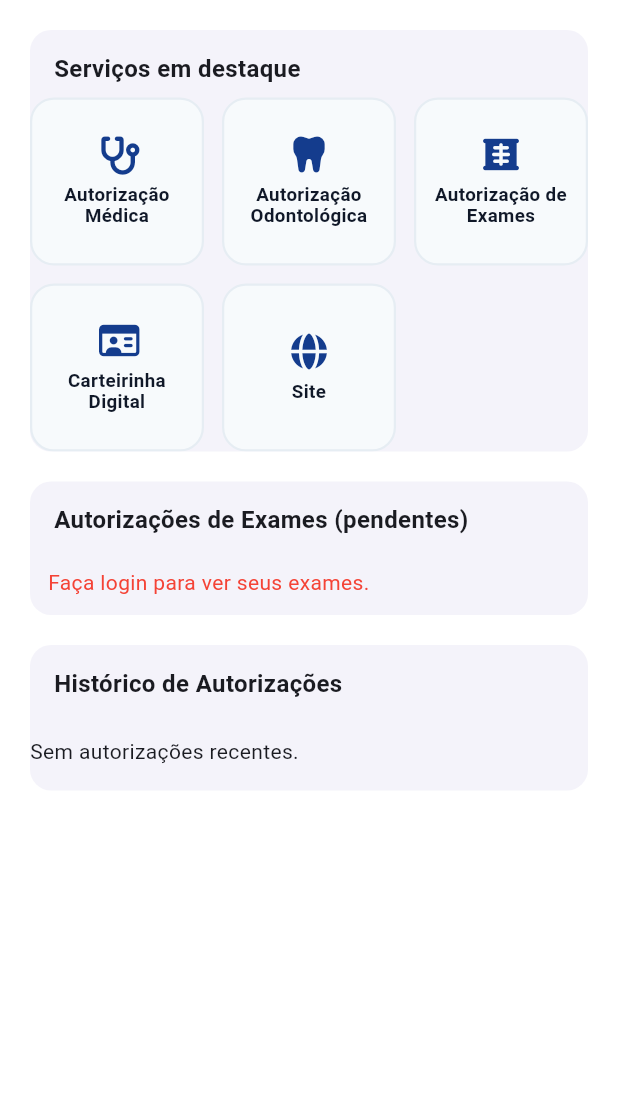
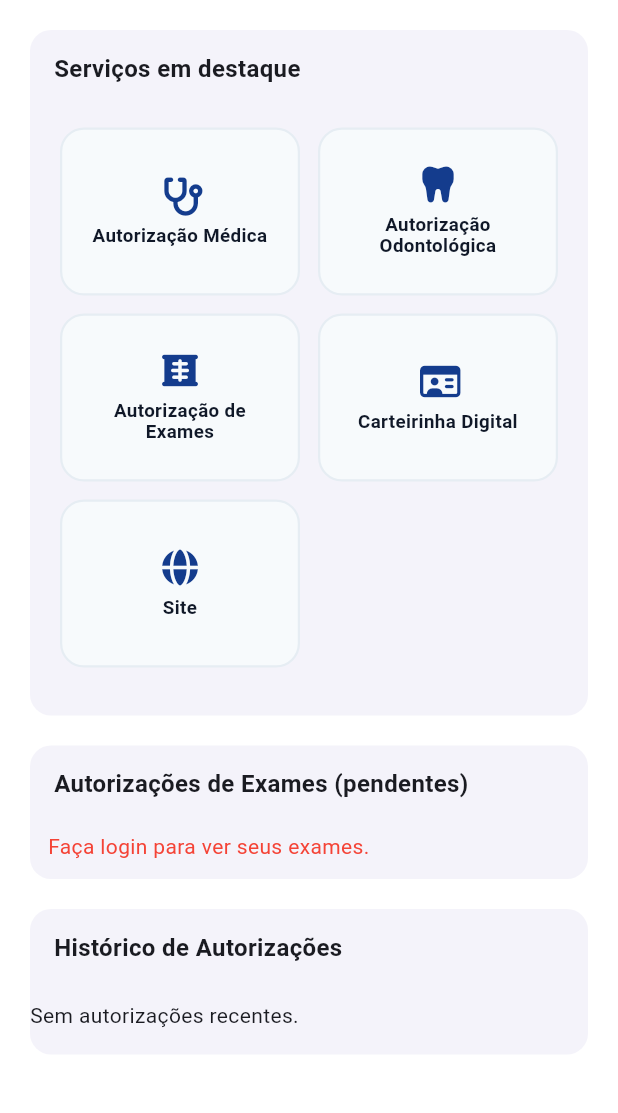
Before and after one commit to FelisbertoJPG/Flutter-Ipasem, a Flutter app: the HomeScreen screen opened directly, after a tap on "Carteirinha", on a phone screen of 412 x 824 dp, the part 84-1197 px from its top. Run offline on Flutter 3.47's test engine with Material 3 defaults, Android fonts, the phone set to English and light mode, and no system bars; our stand-ins replace dio, file_picker, flutter_secure_storage, font_awesome_flutter, image_picker, open_filex and 6 more; missing offline and left inert: file_saver, in_app_update, webview_flutter_android, webview_flutter_web; accounts and stored records are empty.

Commit message:
refactor: melhorias visuais pontuais

```diff
--- a/lib/ui/components/minha_situacao_card.dart
+++ b/lib/ui/components/minha_situacao_card.dart
@@ -1,3 +1,4 @@
+// lib/ui/components/minha_situacao_card.dart
 import 'package:flutter/material.dart';
 
 import 'section_card.dart';
@@ -6,12 +7,6 @@ import 'locked_notice.dart';
 import 'resumo_row.dart';
 
 /// Card da seção "Minha Situação".
-/// - Se [isLoading] true: mostra skeleton.
-/// - Se não logado: mostra LockedNotice.
-/// - Se logado: exibe Situação (padrão "Ativo"), Plano e nº de Dependentes.
-///
-/// Futuras integrações (SP/API):
-/// - Preencher [situacao] e [plano] com dados reais do backend.
 class MinhaSituacaoCard extends StatelessWidget {
   const MinhaSituacaoCard({
     super.key,
@@ -30,9 +25,11 @@ class MinhaSituacaoCard extends StatelessWidget {
 
   @override
   Widget build(BuildContext context) {
-    return SectionCard(
-      title: 'Minha Situação',
-      child: isLoading
+    // padding INTERNO do card (não altera a largura/posicionamento do card)
+    final w = MediaQuery.of(context).size.width;
+    final double inPad = w < 360 ? 12 : 16;
+
+    final Widget inner = isLoading
         ? const LoadingPlaceholder(height: 72)
         : (isLoggedIn
         ? _Resumo(
@@ -43,7 +40,15 @@ class MinhaSituacaoCard extends StatelessWidget {
         : const LockedNotice(
       message:
       'Faça login para visualizar seus dados de situação, plano e dependentes.',
-      )),
+    ));
+
+    return SectionCard(
+      title: 'Minha Situação',
+      // 👇 Apenas padding interno; a largura externa do card permanece igual
+      child: Padding(
+        padding: EdgeInsets.all(inPad),
+        child: inner,
+      ),
     );
   }
 }
@@ -63,8 +68,11 @@ class _Resumo extends StatelessWidget {
   Widget build(BuildContext context) {
     return Column(
       children: [
-        // Vínculo -> Situação (conforme solicitado)
-        ResumoRow(icon: Icons.verified_user_outlined, label: 'Situação', value: situacao),
+        ResumoRow(
+          icon: Icons.verified_user_outlined,
+          label: 'Situação',
+          value: situacao,
+        ),
         ResumoRow(
           icon: Icons.medical_services_outlined,
           label: 'Plano de saúde',
--- a/lib/ui/components/quick_actions.dart
+++ b/lib/ui/components/quick_actions.dart
@@ -1,21 +1,15 @@
 // lib/ui/components/quick_actions.dart
 import 'package:flutter/material.dart';
+import './section_card.dart';
 
-/// Público-alvo do item de ação.
 enum QaAudience { all, loggedIn, visitor }
 
-/// Modelo de item de ação rápida.
 class QuickActionItem {
   final String id;
   final String label;
   final IconData icon;
   final VoidCallback onTap;
-
-  /// Quem deve ver este item (all/loggedIn/visitor).
   final QaAudience audience;
-
-  /// Se true, o item aparece para todos, mas exige login no toque quando
-  /// o usuário for visitante (mostra cadeado e chama onRequireLogin).
   final bool requiresLogin;
 
   const QuickActionItem({
@@ -28,10 +22,6 @@ class QuickActionItem {
   });
 }
 
-/// Grid de ações rápidas.
-/// - Filtra por [audience].
-/// - Mostra cadeado e bloqueia o toque de itens `requiresLogin` quando visitante.
-/// - Chama [onRequireLogin] quando um item bloqueado for tocado.
 class QuickActions extends StatelessWidget {
   const QuickActions({
     super.key,
@@ -39,12 +29,17 @@ class QuickActions extends StatelessWidget {
     required this.isLoggedIn,
     this.onRequireLogin,
     this.title,
+    this.outerPadding, // ⬅ opcional pra controlar a margem externa
   });
 
   final List<QuickActionItem> items;
   final bool isLoggedIn;
   final VoidCallback? onRequireLogin;
   final String? title;
+
+  /// Margem EXTERNA do card (entre o card e as bordas da tela/seção).
+  /// Se não for informada, usa breakpoints responsivos.
+  final EdgeInsetsGeometry? outerPadding;
 
   @override
   Widget build(BuildContext context) {
@@ -58,36 +53,41 @@ class QuickActions extends StatelessWidget {
           return !isLoggedIn;
       }
     }).toList();
-
     if (visible.isEmpty) return const SizedBox.shrink();
 
-    final theme = Theme.of(context);
+    final w = MediaQuery.of(context).size.width;
+
+    // margem EXTERNA do card (até a borda da tela)
+    final double hPadDefault =
+    w >= 1024 ? 32 :
+    w >=  840 ? 24 :
+    w >=  600 ? 20 : 0; //  “engordar” um pouco
+
+    // padding INTERNO do card (respiro do conteúdo, estilo WelcomeCard)
+    final double inPad = w < 360 ? 12 : 16;
+
+    // largura máxima por tile (Grid usa esse maxCrossAxisExtent)
+    final double maxExtent =
+    w >= 1024 ? 220 :
+    w >=  840 ? 200 :
+    w >=  600 ? 180 : 168;
+
+    // altura do tile sensível ao textScale (acessibilidade)
     final tScale = MediaQuery.textScaleFactorOf(context);
-
-    // altura do tile adaptada à acessibilidade
     final double tileHeight = 112.0 + (tScale - 1.0) * 36.0;
 
-    return LayoutBuilder(
-      builder: (context, constraints) {
-        // controla largura máxima por card para a grade "respirar"
-        final double maxExtent =
-        constraints.maxWidth >= 720 ? 190 : constraints.maxWidth >= 560 ? 180 : 168;
-
     return Column(
-          crossAxisAlignment: CrossAxisAlignment.start,
+      crossAxisAlignment: CrossAxisAlignment.stretch,
       children: [
-            if (title != null)
         Padding(
-                padding: const EdgeInsets.only(left: 4, bottom: 8),
-                child: Text(
-                  title!,
-                  style: theme.textTheme.titleMedium?.copyWith(
-                    fontWeight: FontWeight.w700,
-                    color: const Color(0xFF344054),
-                  ),
-                ),
-              ),
-            GridView.builder(
+          // afasta o card das laterais da tela
+          padding: outerPadding ?? EdgeInsets.symmetric(horizontal: hPadDefault),
+          child: SectionCard(
+            title: title,
+            // padding interno no conteúdo do card
+            child: Padding(
+              padding: EdgeInsets.all(inPad),
+              child: GridView.builder(
                 shrinkWrap: true,
                 physics: const NeverScrollableScrollPhysics(),
                 itemCount: visible.length,
@@ -95,7 +95,6 @@ class QuickActions extends StatelessWidget {
                   maxCrossAxisExtent: maxExtent,
                   crossAxisSpacing: 12,
                   mainAxisSpacing: 12,
-                // força altura consistente por item (bom para até 3 linhas de label)
                   mainAxisExtent: tileHeight,
                 ),
                 itemBuilder: (context, i) {
@@ -104,11 +103,12 @@ class QuickActions extends StatelessWidget {
 
                   void handleTap() {
                     if (locked) {
-                    if (onRequireLogin != null) {
-                      onRequireLogin!();
-                    } else {
+                      onRequireLogin?.call();
+                      if (onRequireLogin == null) {
                         ScaffoldMessenger.of(context).showSnackBar(
-                        const SnackBar(content: Text('Faça login para usar esta função.')),
+                          const SnackBar(
+                            content: Text('Faça login para usar esta função.'),
+                          ),
                         );
                       }
                       return;
@@ -124,9 +124,11 @@ class QuickActions extends StatelessWidget {
                   );
                 },
               ),
+            ),
+          ),
+        ),
+        const SizedBox(height: 12), // respiro até o próximo bloco
       ],
-        );
-      },
     );
   }
 }
@@ -162,7 +164,6 @@ class _QaTile extends StatelessWidget {
               children: [
                 Icon(icon, size: 24, color: const Color(0xFF143C8D)),
                 const SizedBox(height: 8),
-                // até 3 linhas, quebra natural e ellipsis só se faltar espaço
                 Text(
                   label,
                   textAlign: TextAlign.center,
@@ -189,19 +190,12 @@ class _QaTile extends StatelessWidget {
       ),
     );
 
-    return Tooltip(
-      message: label,
-      waitDuration: const Duration(milliseconds: 500),
-      child: Material(
+    return Material(
       color: Colors.transparent,
       child: InkWell(
         borderRadius: BorderRadius.circular(16),
         onTap: onTap,
-          child: Opacity(
-            opacity: locked ? 0.6 : 1.0,
-            child: base,
-          ),
-        ),
+        child: Opacity(opacity: locked ? 0.6 : 1.0, child: base),
       ),
     );
   }
```
Lines whose indentation alone changed are shown as unchanged.
